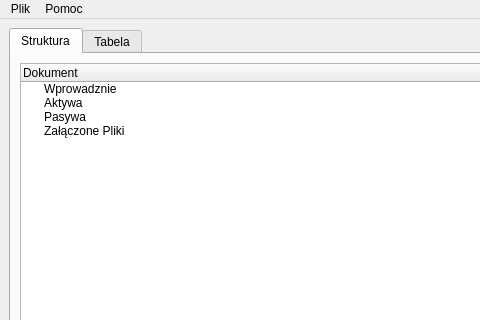
Qt form qt_design/main_window.ui (GlockPL/pol-tax) before a commit; both pictures show x 0 to 480 and y 0 to 320 of the 900 by 700 pixel window.
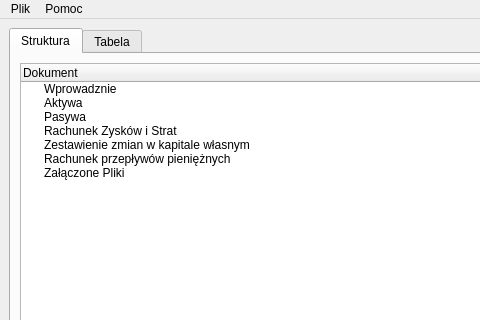
The same form after that commit. The open tabs and pages were chosen to show the change. Icons and pictures are not drawn.

What changed in the file:
```diff
--- a/qt_design/main_window.ui
+++ b/qt_design/main_window.ui
@@ -56,6 +56,21 @@
               <string>Pasywa</string>
              </property>
             </item>
+            <item>
+             <property name="text">
+              <string>Rachunek Zysków i Strat</string>
+             </property>
+            </item>
+            <item>
+             <property name="text">
+              <string>Zestawienie zmian w kapitale własnym</string>
+             </property>
+            </item>
+            <item>
+             <property name="text">
+              <string>Rachunek przepływów pieniężnych</string>
+             </property>
+            </item>
             <item>
              <property name="text">
               <string>Załączone Pliki</string>
```
Left out of the diff: 2 changed lines with no effect on the pictures.
